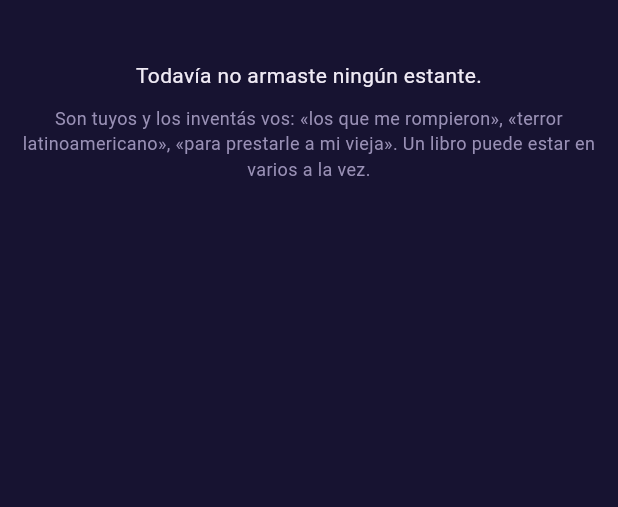
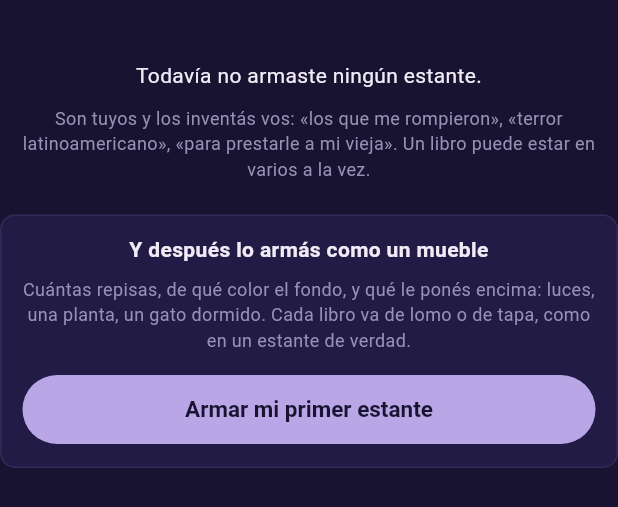
Before and after one commit to Oreanaad/Colibri, a Flutter app: the _SinEstantes widget shown alone on an empty page, opened directly, on a phone screen of 412 x 824 dp. Shown: the top 507 px of the screen. Run offline on Flutter 3.47's test engine with Material 3 defaults, Android fonts, the phone set to English and light mode, and no system bars; our stand-ins replace cached_network_image, csv, file_picker, flutter_cache_manager, share_plus, shared_preferences and 2 more; missing offline and left inert: dart:js_interop, mobile_scanner; accounts and stored records are empty; network calls fail.

Commit message:
Que el armador de estantes se pueda encontrar
Reportado: «no veo en la web el cambio para hacerlo». Estaba publicado.

El armador vive adentro de un estante, y hay cero estantes creados. Así que
quien abre la solapa ve un texto que explica qué es un estante y **no tiene
forma de enterarse de que se pueden decorar**. Publicado e invisible, que es
lo mismo que no estar.

Una pantalla vacía es el único lugar donde se puede contar para qué sirve
llenarla, así que ahí va: qué se puede armar —repisas, fondo, luces, una
planta, un gato dormido— y un botón para crear el primero.

La prueba comprueba que ese texto esté cuando no hay estantes. Es una prueba
de descubrimiento y no de comportamiento, y hace falta igual: el código
andaba perfecto y la función no existía para quien la usa.

Co-Authored-By: Claude Opus 5 (1M context) <noreply@anthropic.com>

```diff
--- a/colibri/lib/pantallas/estantes.dart
+++ b/colibri/lib/pantallas/estantes.dart
@@ -113,6 +113,44 @@ class _SinEstantes extends StatelessWidget {
             'Un libro puede estar en varios a la vez.',
             style: Tipo.meta,
             textAlign: TextAlign.center,
+          ),
+
+          // Y que se pueden armar como un mueble.
+          //
+          // Sin esto, el armador de estantes era invisible: vive adentro de
+          // un estante, así que quien no tiene ninguno no tiene forma de
+          // enterarse de que existe. Una pantalla vacía es el único lugar
+          // donde se puede contar para qué sirve llenarla.
+          const SizedBox(height: 22),
+          Container(
+            padding: const EdgeInsets.fromLTRB(14, 12, 14, 14),
+            decoration: BoxDecoration(
+              color: Paleta.nocheAlta,
+              border: Border.all(color: Paleta.linea),
+              borderRadius: BorderRadius.circular(10),
+            ),
+            child: Column(
+              children: [
+                Text(
+                  'Y después lo armás como un mueble',
+                  style: Tipo.cuerpo.copyWith(fontWeight: FontWeight.w600),
+                  textAlign: TextAlign.center,
+                ),
+                const SizedBox(height: 8),
+                Text(
+                  'Cuántas repisas, de qué color el fondo, y qué le ponés '
+                  'encima: luces, una planta, un gato dormido. Cada libro va '
+                  'de lomo o de tapa, como en un estante de verdad.',
+                  style: Tipo.meta,
+                  textAlign: TextAlign.center,
+                ),
+                const SizedBox(height: 14),
+                BotonLleno(
+                  'Armar mi primer estante',
+                  alTocar: () => pedirNombreDeEstante(context),
+                ),
+              ],
+            ),
           ),
         ],
       ),
```
Also changed, not shown: 1 other file.
